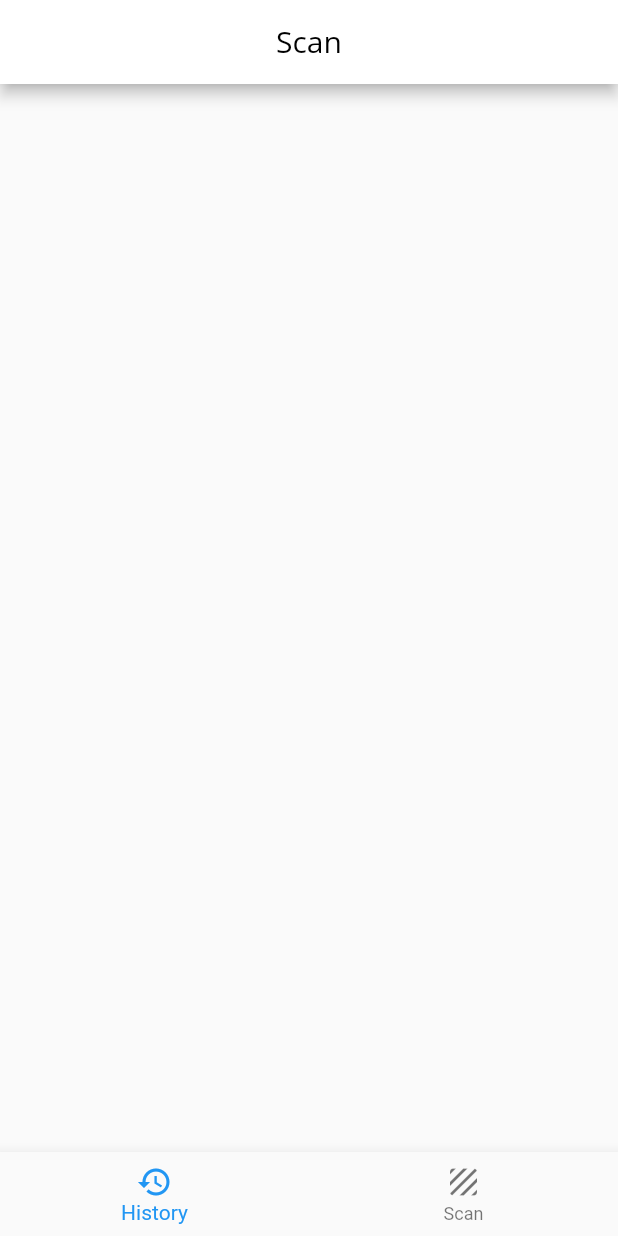
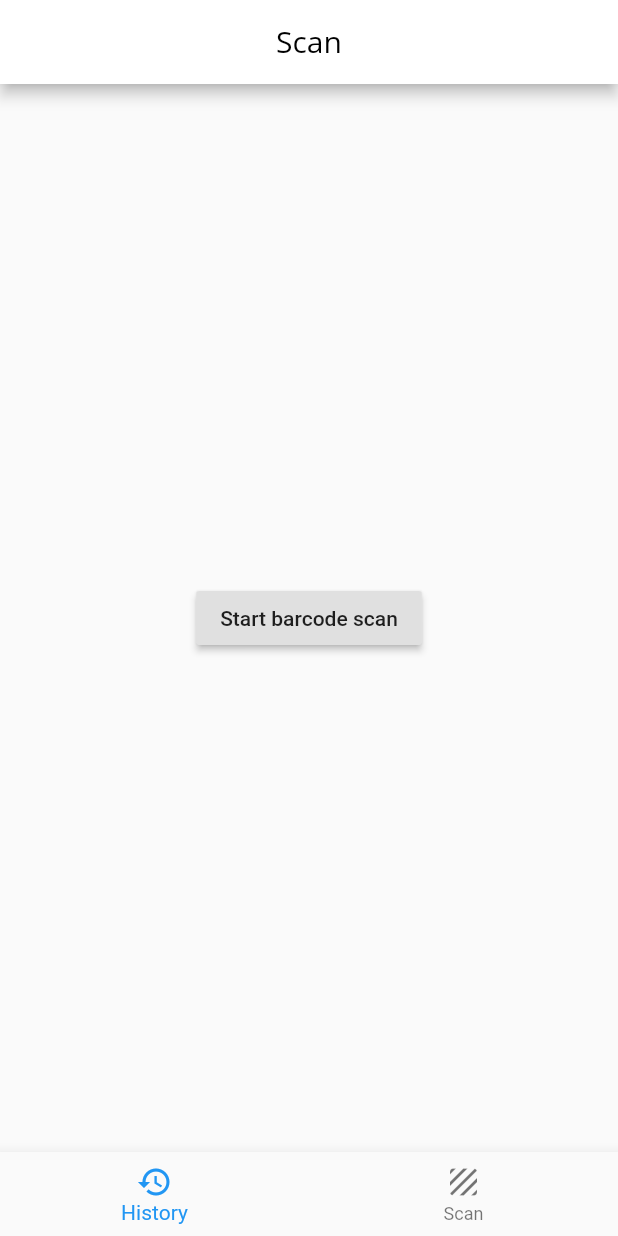
Before and after one commit to carminaedrozo/savr, a Flutter app: the screen it shows after launch, on a phone screen of 412 x 824 dp. Run offline on Flutter 3.47's test engine with Material 2 defaults, Android fonts, the phone set to English and light mode, and no system bars; missing offline and left inert: flutter_barcode_scanner.

Commit message:
Barcode functionality added. Scanning redirects to product page

```diff
--- a/lib/barcode_scan.dart
+++ b/lib/barcode_scan.dart
@@ -1,10 +1,56 @@
 import 'package:flutter/material.dart';
+import 'dart:async';
+import 'package:flutter/services.dart';
+import 'package:flutter_barcode_scanner/flutter_barcode_scanner.dart';
+import 'package:savr/product_page.dart';
 
-class BarcodeScan extends StatelessWidget {
+class Scan extends StatefulWidget {
+  @override
+  _ScanState createState() => _ScanState();
+}
+
+class _ScanState extends State<Scan> {
+  String _scanBarcode = 'Unknown';
+
+  @override
+  void initState() {
+    super.initState();
+  }
+
+  // Platform messages are asynchronous, so we initialize in an async method.
+  Future<void> scanBarcodeNormal() async {
+    String barcodeScanRes;
+    // Platform messages may fail, so we use a try/catch PlatformException.
+    try {
+      barcodeScanRes = await FlutterBarcodeScanner.scanBarcode(
+          "#ff6666", "Cancel", true, ScanMode.BARCODE);
+      print(barcodeScanRes);
+    } on PlatformException {
+      barcodeScanRes = 'Failed to get platform version.';
+    }
+
+    // If the widget was removed from the tree while the asynchronous platform
+    // message was in flight, we want to discard the reply rather than calling
+    // setState to update our non-existent appearance.
+    if (!mounted) return;
+
+    setState(() {
+      _scanBarcode = barcodeScanRes;
+
+      if (barcodeScanRes != '-1') {
+        Navigator.push(
+            context,
+            MaterialPageRoute(
+                builder: (context) => ProductPage(
+                      barcode: _scanBarcode,
+                    )));
+      }
+    });
+  }
+
   @override
   Widget build(BuildContext context) {
     return Scaffold(
-      //backgroundColor: Color(0xFF5ACEFF),
       appBar: AppBar(
         title: Center(
           child: Text(
@@ -13,6 +59,18 @@ class BarcodeScan extends StatelessWidget {
         ),
         backgroundColor: Colors.white,
       ),
+      body: Builder(builder: (BuildContext context) {
+        return Container(
+            alignment: Alignment.center,
+            child: Flex(
+                direction: Axis.vertical,
+                mainAxisAlignment: MainAxisAlignment.center,
+                children: <Widget>[
+                  RaisedButton(
+                      onPressed: () => scanBarcodeNormal(),
+                      child: Text("Start barcode scan")),
+                ]));
+      }),
       bottomNavigationBar: BottomNavigationBar(
         items: [
           BottomNavigationBarItem(
@@ -23,7 +81,6 @@ class BarcodeScan extends StatelessWidget {
             icon: new Icon(Icons.texture),
             title: new Text('Scan'),
           ),
-
         ],
       ),
     );
--- a/lib/main.dart
+++ b/lib/main.dart
@@ -1,4 +1,5 @@
 import 'package:flutter/material.dart';
+
 import 'package:savr/welcome_page.dart';
 
 void main() => runApp(Savr());
--- a/lib/product_page.dart
+++ b/lib/product_page.dart
@@ -1,14 +1,20 @@
 import 'package:flutter/material.dart';
 
 class ProductPage extends StatelessWidget {
+  ProductPage({@required this.barcode});
+
+  final String barcode;
+
   @override
   Widget build(BuildContext context) {
     return Scaffold(
-      appBar: AppBar(
-        title: Text(
-          'Product Page',
+        appBar: AppBar(
+          title: Text(
+            'Product Page',
+          ),
         ),
-      ),
-    );
+        body: Text(
+          barcode,
+        ));
   }
 }
--- a/lib/welcome_page.dart
+++ b/lib/welcome_page.dart
@@ -1,5 +1,5 @@
 import 'package:flutter/material.dart';
-import 'package:savr/barcode_scan.dart';
+import 'barcode_scan.dart';
 
 class WelcomePage extends StatefulWidget {
   @override
@@ -13,7 +13,7 @@ class _WelcomePageState extends State<WelcomePage> {
     Future.delayed(const Duration(seconds: 3), () {
       setState(() {
         Navigator.pushReplacement(
-            context, MaterialPageRoute(builder: (context) => BarcodeScan()));
+            context, MaterialPageRoute(builder: (context) => Scan()));
       });
     });
   }
```
Also changed, not shown: lib/barcode_type.dart (added, +13 -0 lines). Lines whose indentation alone changed are shown as unchanged.
